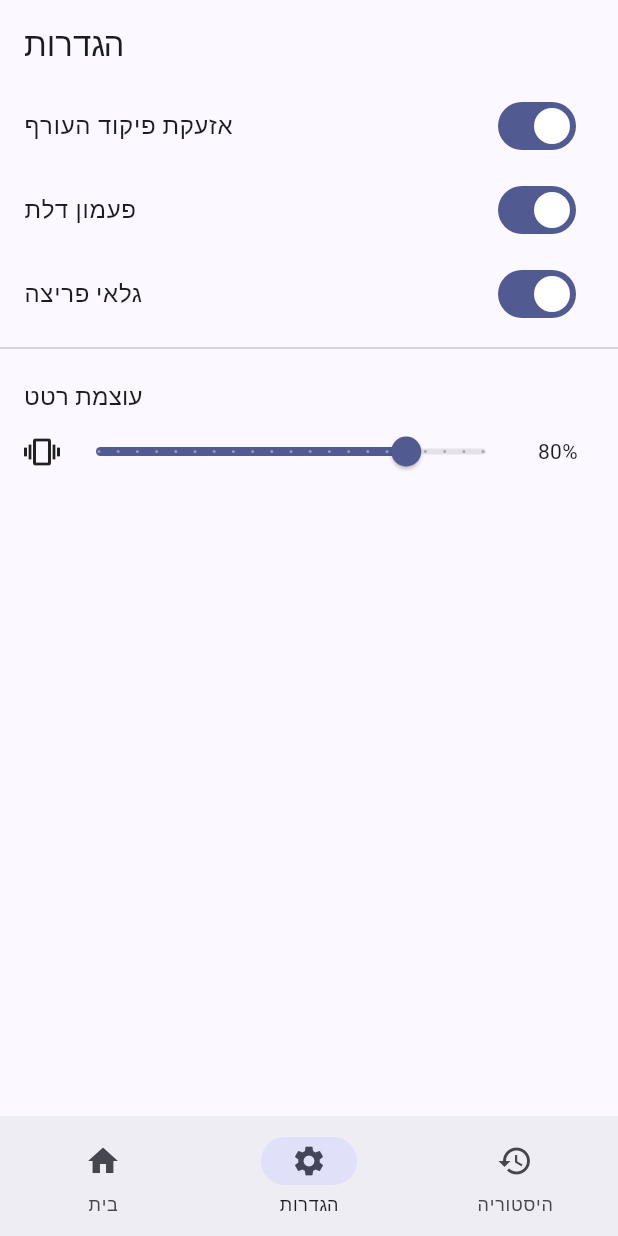
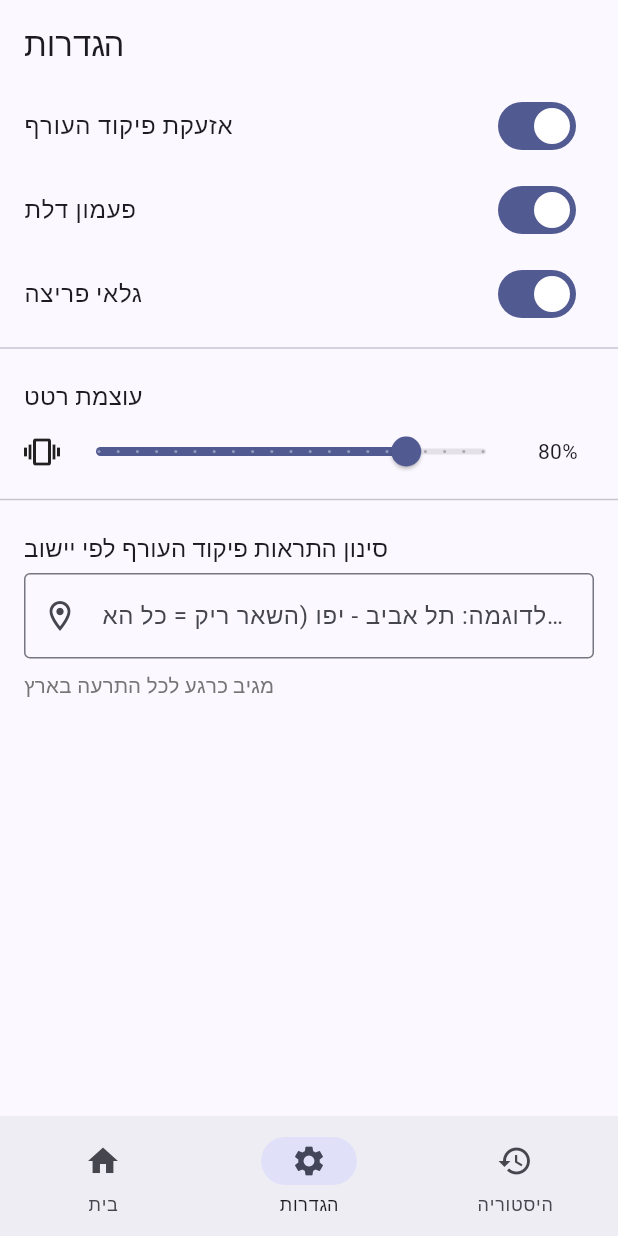
Before and after one commit to raz352004-sudo/SmartBracelet, a Flutter app: the screen it shows after launch, item 2 of the bottom bar chosen, on a phone screen of 412 x 824 dp. Run offline on Flutter 3.47's test engine with Material 3 defaults, Android fonts, the phone set to English and light mode, and no system bars; our stand-ins replace flutter_blue_plus, permission_handler, shared_preferences; network calls fail.

Commit message:
Add location filter for Pikud Haoref alerts
Users can now set their city in Settings so the bracelet only
vibrates for alerts relevant to their area, instead of every alert
in the country.

Co-Authored-By: Claude Sonnet 4.6 <noreply@anthropic.com>

```diff
--- a/app/lib/main.dart
+++ b/app/lib/main.dart
@@ -49,10 +49,16 @@ class _RootScreenState extends State<RootScreen> {
     super.initState();
     pikudHaorefService = PikudHaorefService(onAlarm: _onPikudHaorefAlarm);
     bleService.addListener(_onBleStateChange);
+    settingsService.addListener(_onSettingsChange);
     settingsService.load();
     historyService.load();
     pikudHaorefService.start();
     _requestPermissions().then((_) => bleService.tryAutoReconnect());
+  }
+
+  // מסנכרן את סינון היישוב מההגדרות לשירות פיקוד העורף
+  void _onSettingsChange() {
+    pikudHaorefService.targetCity = settingsService.cityFilter;
   }
 
   // בכל חיבור חדש לצמיד, שולח את עוצמת הרטט השמורה בהגדרות
@@ -86,6 +92,7 @@ class _RootScreenState extends State<RootScreen> {
   @override
   void dispose() {
     bleService.removeListener(_onBleStateChange);
+    settingsService.removeListener(_onSettingsChange);
     bleService.dispose();
     historyService.dispose();
     settingsService.dispose();
--- a/app/lib/screens/settings_screen.dart
+++ b/app/lib/screens/settings_screen.dart
@@ -19,6 +19,26 @@ class SettingsScreen extends StatefulWidget {
 }
 
 class _SettingsScreenState extends State<SettingsScreen> {
+  late final TextEditingController _cityController;
+
+  @override
+  void initState() {
+    super.initState();
+    _cityController = TextEditingController(text: widget.settingsService.cityFilter ?? '');
+  }
+
+  @override
+  void dispose() {
+    _cityController.dispose();
+    super.dispose();
+  }
+
+  void _saveCityFilter() {
+    setState(() {
+      widget.settingsService.setCityFilter(_cityController.text);
+    });
+  }
+
   @override
   Widget build(BuildContext context) {
     final settings = widget.settingsService;
@@ -76,6 +96,46 @@ class _SettingsScreenState extends State<SettingsScreen> {
               ],
             ),
           ),
+          const Divider(),
+          Padding(
+            padding: const EdgeInsets.fromLTRB(16, 12, 16, 4),
+            child: Text(
+              'סינון התראות פיקוד העורף לפי יישוב',
+              style: Theme.of(context).textTheme.titleMedium,
+            ),
+          ),
+          Padding(
+            padding: const EdgeInsets.fromLTRB(16, 0, 16, 8),
+            child: TextField(
+              controller: _cityController,
+              textInputAction: TextInputAction.done,
+              decoration: InputDecoration(
+                hintText: 'לדוגמה: תל אביב - יפו (השאר ריק = כל הארץ)',
+                prefixIcon: const Icon(Icons.location_on_outlined),
+                border: const OutlineInputBorder(),
+                suffixIcon: _cityController.text.isEmpty
+                    ? null
+                    : IconButton(
+                        icon: const Icon(Icons.clear),
+                        onPressed: () {
+                          _cityController.clear();
+                          _saveCityFilter();
+                        },
+                      ),
+              ),
+              onSubmitted: (_) => _saveCityFilter(),
+              onEditingComplete: _saveCityFilter,
+            ),
+          ),
+          Padding(
+            padding: const EdgeInsets.fromLTRB(16, 0, 16, 16),
+            child: Text(
+              settings.cityFilter == null
+                  ? 'מגיב כרגע לכל התרעה בארץ'
+                  : 'מגיב רק להתרעות שמכילות את "${settings.cityFilter}"',
+              style: TextStyle(color: Colors.grey.shade600, fontSize: 0.85 * 16),
+            ),
+          ),
         ],
       ),
     );
```
Also changed, not shown: app/lib/services/notification_settings_service.dart (+17 -0 lines), app/lib/services/pikud_haoref_service.dart (+21 -2 lines).
